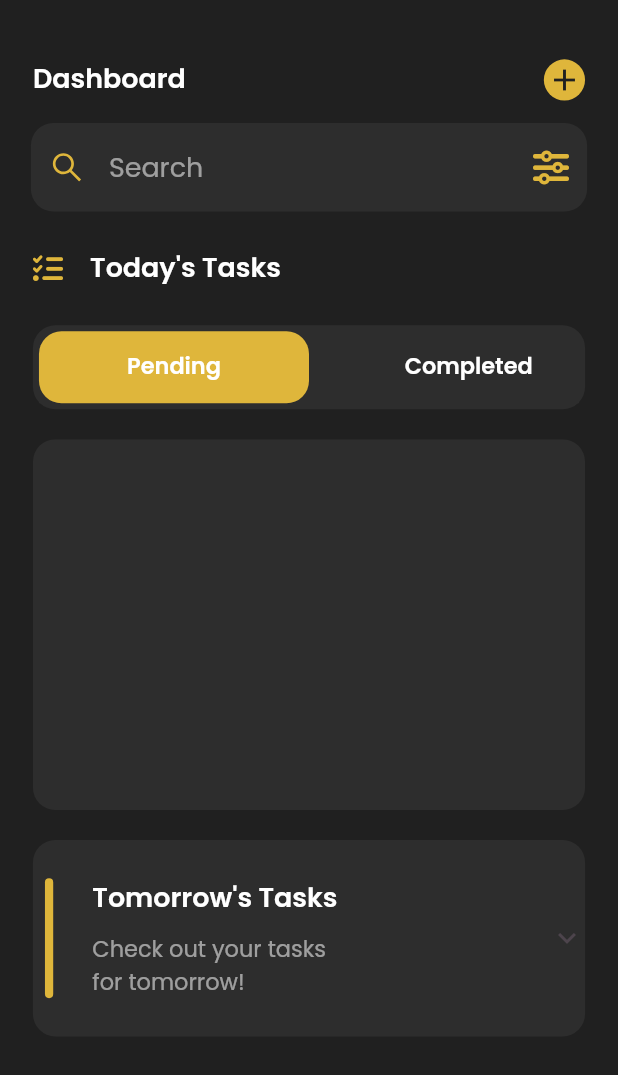
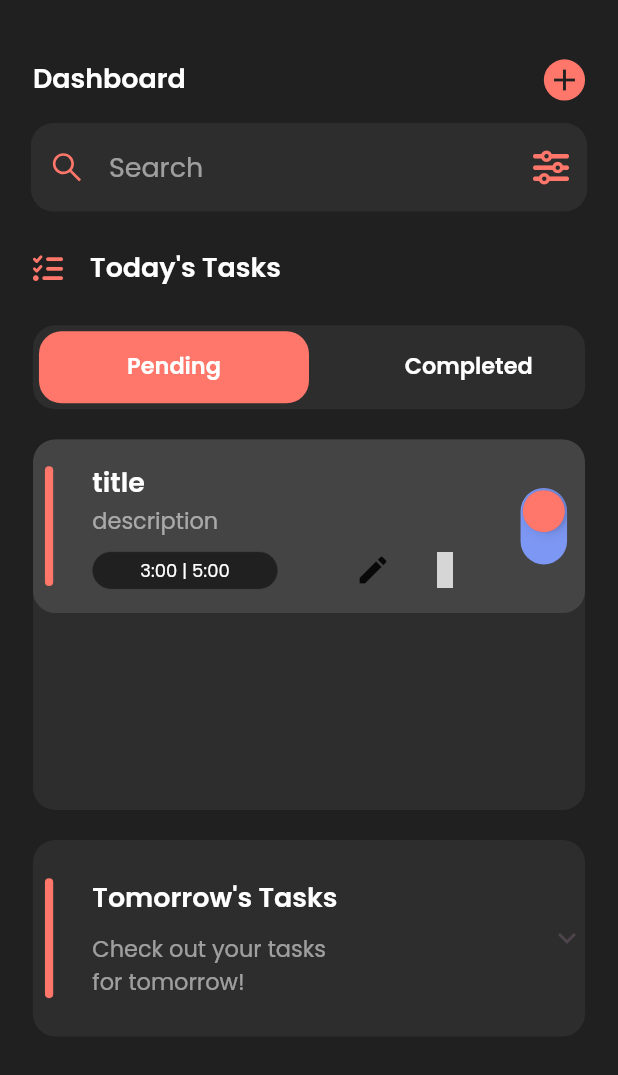
Before and after one commit to Ilejk/DoDidDone, a Flutter app: the screen it shows after launch, on a phone screen of 412 x 824 dp. Shown: the top 1075 px of the screen. Run offline on Flutter 3.47's test engine with Material 2 defaults, Android fonts, the phone set to English and light mode, and no system bars; our stand-ins replace country_picker, flutter_screenutil, flutter_vector_icons, google_fonts, hooks_riverpod, lottie and 2 more; grey boxes are pictures that could not be loaded.

Commit message:
15.07.2023-12:08-todo_tile

```diff
--- a/lib/common/utils/manager/colors.dart
+++ b/lib/common/utils/manager/colors.dart
@@ -13,8 +13,9 @@ class AppColors {
   static Color primaryDarkGrey = HexColor.fromHex('#202020');
   static Color secondaryDarkGrey = HexColor.fromHex('#2D2D2D');
   static Color accentDarkGrey = HexColor.fromHex('#444444');
-  static Color accentDarkYellow = HexColor.fromHex('#DFB63B');
-  static Color accentLightYellow = HexColor.fromHex('#F0CD6D');
+  static Color lightOrange = HexColor.fromHex('#FE776A');
+  static Color lightPurple = HexColor.fromHex('#7D97F4');
+  static Color darkPurple = HexColor.fromHex('#110E72');
 }
 
 extension HexColor on Color {
--- a/lib/common/utils/manager/values.dart
+++ b/lib/common/utils/manager/values.dart
@@ -34,7 +34,7 @@ class AppPadding {
 
 class AppSizes {
   AppSizes._();
-
+  static const double s0_3 = 0.3;
   static const double s1 = 1.0;
   static const double s2 = 2.0;
   static const double s5 = 5.0;
--- a/lib/common/widgets/bottom_titles.dart
+++ b/lib/common/widgets/bottom_titles.dart
@@ -32,7 +32,7 @@ class BottomTitles extends StatelessWidget {
                   height: AppSizes.s80.h,
                   width: AppSizes.s5.w,
                   decoration: BoxDecoration(
-                    color: AppColors.accentDarkYellow, //TODO
+                    color: AppColors.lightOrange, //TODO
                     borderRadius: BorderRadius.circular(AppConsts.kRadius),
                   ),
                 );
--- a/lib/common/widgets/custom_textfield.dart
+++ b/lib/common/widgets/custom_textfield.dart
@@ -43,7 +43,7 @@ class CustomTextField extends StatelessWidget {
         keyboardType: keyboardType,
         controller: controller,
         cursorHeight: AppSizes.s25,
-        cursorColor: AppColors.accentDarkYellow,
+        cursorColor: AppColors.lightOrange,
         onChanged: onChaned,
         style: textFieldStyle,
         decoration: InputDecoration(
@@ -63,7 +63,7 @@ class CustomTextField extends StatelessWidget {
           focusedBorder: OutlineInputBorder(
             borderRadius: BorderRadius.circular(AppConsts.kRadius),
             borderSide: BorderSide(
-              color: AppColors.accentDarkYellow,
+              color: AppColors.lightOrange,
               width: AppSizes.s1,
             ),
           ),
--- a/lib/features/auth/pages/login_page.dart
+++ b/lib/features/auth/pages/login_page.dart
@@ -74,7 +74,7 @@ class _LoginPageState extends ConsumerState<LoginPage> {
                   bgColor: AppColors.secondaryDarkGrey,
                   hintText: AppStrings.loginPageHint,
                   keyboardType: TextInputType.phone,
-                  suffixIconColor: AppColors.accentDarkYellow,
+                  suffixIconColor: AppColors.lightOrange,
                   prefixIconColor: AppColors.white,
                   hintStyle: appTextStyle(
                     fontSize: AppFontSizes.fs15,
@@ -124,7 +124,7 @@ class _LoginPageState extends ConsumerState<LoginPage> {
                                 borderRadius:
                                     BorderRadius.circular(AppConsts.kRadius),
                                 borderSide: BorderSide(
-                                  color: AppColors.accentDarkYellow,
+                                  color: AppColors.lightOrange,
                                   width: AppSizes.s1,
                                 ),
                               ),
@@ -175,7 +175,7 @@ class _LoginPageState extends ConsumerState<LoginPage> {
                   width: AppValues.deviceWidth * 0.9,
                   height: AppValues.deviceHeight * 0.06,
                   bgColor: AppColors.secondaryDarkGrey,
-                  borderColor: AppColors.accentDarkYellow,
+                  borderColor: AppColors.lightOrange,
                   textColor: AppColors.white,
                   title: 'Send Code',
                 ),
--- a/lib/features/onboarding/pages/onboarding_page.dart
+++ b/lib/features/onboarding/pages/onboarding_page.dart
@@ -87,7 +87,7 @@ class _OnBoardingPageState extends State<OnBoardingPage> {
                         dotHeight: AppSizes.s10,
                         dotWidth: AppSizes.s15,
                         spacing: AppSizes.s10,
-                        activeDotColor: AppColors.accentDarkYellow,
+                        activeDotColor: AppColors.lightOrange,
                         dotColor: AppColors.accentDarkGrey,
                       ),
                     ),
--- a/lib/features/onboarding/widgets/page_two.dart
+++ b/lib/features/onboarding/widgets/page_two.dart
@@ -28,7 +28,7 @@ class OnBoardingPageTwo extends StatelessWidget {
             width: AppValues.deviceWidth * 0.9,
             height: AppValues.deviceHeight * 0.06,
             bgColor: AppColors.secondaryDarkGrey,
-            borderColor: AppColors.accentDarkYellow,
+            borderColor: AppColors.lightOrange,
             textColor: AppColors.white,
             title: 'Login with a phone number',
           )
--- a/lib/features/todo/pages/home_page.dart
+++ b/lib/features/todo/pages/home_page.dart
@@ -1,3 +1,4 @@
+import 'package:flutter/cupertino.dart';
 import 'package:flutter/material.dart';
 import 'package:flutter_screenutil/flutter_screenutil.dart';
 import 'package:flutter_vector_icons/flutter_vector_icons.dart';
@@ -11,6 +12,7 @@ import 'package:todo_app/common/widgets/custom_textfield.dart';
 import 'package:todo_app/common/widgets/expansion_tile.dart';
 import 'package:todo_app/common/widgets/reusable_text.dart';
 import 'package:todo_app/common/widgets/spacers.dart';
+import 'package:todo_app/features/todo/widgets/todo_tile.dart';
 
 class HomePage extends ConsumerStatefulWidget {
   const HomePage({super.key});
@@ -59,7 +61,7 @@ class _HomePageState extends ConsumerState<HomePage>
                       width: AppSizes.s25.w,
                       height: AppSizes.s25.w,
                       decoration: BoxDecoration(
-                        color: AppColors.accentDarkYellow,
+                        color: AppColors.lightOrange,
                         borderRadius: BorderRadius.circular(AppConsts.kRadius),
                       ),
                       child: GestureDetector(
@@ -79,8 +81,8 @@ class _HomePageState extends ConsumerState<HomePage>
               CustomTextField(
                 bgColor: AppColors.secondaryDarkGrey,
                 hintText: AppStrings.loginPageSearch,
-                suffixIconColor: AppColors.accentDarkYellow,
-                prefixIconColor: AppColors.accentDarkYellow,
+                suffixIconColor: AppColors.lightOrange,
+                prefixIconColor: AppColors.lightOrange,
                 hintStyle: appTextStyle(
                     fontSize: AppFontSizes.fs18,
                     color: AppColors.white54,
@@ -92,7 +94,7 @@ class _HomePageState extends ConsumerState<HomePage>
                     fontWeight: FontWeight.w600),
                 suffixIcon: Icon(
                   FontAwesome.sliders,
-                  color: AppColors.accentDarkYellow,
+                  color: AppColors.lightOrange,
                 ),
                 prefixIcon: Padding(
                   padding: const EdgeInsets.all(AppPadding.p4),
@@ -102,7 +104,7 @@ class _HomePageState extends ConsumerState<HomePage>
                     },
                     child: Icon(
                       AntDesign.search1,
-                      color: AppColors.accentDarkYellow,
+                      color: AppColors.lightOrange,
                     ),
                   ),
                 ),
@@ -121,7 +123,7 @@ class _HomePageState extends ConsumerState<HomePage>
                 children: [
                   Icon(
                     FontAwesome.tasks,
-                    color: AppColors.accentDarkYellow,
+                    color: AppColors.lightOrange,
                     size: AppSizes.s20,
                   ),
                   WidthSpacer(wi: AppSizes.s15.w),
@@ -147,7 +149,7 @@ class _HomePageState extends ConsumerState<HomePage>
                     controller: tabController,
                     indicatorSize: TabBarIndicatorSize.label,
                     indicator: BoxDecoration(
-                      color: AppColors.accentDarkYellow,
+                      color: AppColors.lightOrange,
                       borderRadius: BorderRadius.circular(AppConsts.kRadius),
                     ),
                     labelPadding: EdgeInsets.zero,
@@ -210,6 +212,27 @@ class _HomePageState extends ConsumerState<HomePage>
                       Container(
                         color: AppColors.secondaryDarkGrey,
                         height: AppValues.deviceHeight * 0.3,
+                        child: ListView(
+                          children: [
+                            TODOtile(
+                              startTime: '3:00',
+                              endTime: '5:00',
+                              editWidget: const Icon(Icons.edit),
+                              switchWidget: RotatedBox(
+                                quarterTurns: 3,
+                                child: CupertinoSwitch(
+                                  thumbColor: AppColors.lightOrange,
+                                  trackColor: AppColors.primaryDarkGrey,
+                                  activeColor: AppColors.lightPurple,
+                                  value: true,
+                                  onChanged: (value) {
+                                    //TODO
+                                  },
+                                ),
+                              ),
+                            ),
+                          ],
+                        ),
                       ),
                       Container(
                         color: AppColors.secondaryDarkGrey,
--- /dev/null
+++ b/lib/features/todo/widgets/todo_tile.dart
@@ -0,0 +1,142 @@
+import 'package:flutter/material.dart';
+import 'package:flutter_screenutil/flutter_screenutil.dart';
+import 'package:flutter_vector_icons/flutter_vector_icons.dart';
+import 'package:todo_app/common/utils/constants/constants.dart';
+import 'package:todo_app/common/utils/manager/colors.dart';
+import 'package:todo_app/common/utils/manager/values.dart';
+import 'package:todo_app/common/widgets/app_text_style.dart';
+import 'package:todo_app/common/widgets/reusable_text.dart';
+import 'package:todo_app/common/widgets/spacers.dart';
+
+class TODOtile extends StatelessWidget {
+  const TODOtile({
+    super.key,
+    this.title,
+    this.description,
+    this.startTime,
+    this.endTime,
+    this.editWidget,
+    this.deleteFunction,
+    this.switchWidget,
+  });
+  final String? title;
+  final String? description;
+  final String? startTime;
+  final String? endTime;
+  final Widget? editWidget;
+  final void Function()? deleteFunction;
+  final Widget? switchWidget;
+  @override
+  Widget build(BuildContext context) {
+    return Padding(
+      padding: EdgeInsets.only(bottom: AppPadding.p8.h),
+      child: Stack(
+        children: [
+          Container(
+            padding: EdgeInsets.all(AppPadding.p8.h),
+            width: AppValues.deviceWidth,
+            decoration: BoxDecoration(
+              color: AppColors.accentDarkGrey,
+              borderRadius: BorderRadius.circular(AppConsts.kRadius),
+            ),
+            child: Row(
+              mainAxisAlignment: MainAxisAlignment.spaceBetween,
+              children: [
+                Row(
+                  children: [
+                    Container(
+                      height: AppSizes.s80.h,
+                      width: AppSizes.s5.w,
+                      decoration: BoxDecoration(
+                        color: AppColors.lightOrange,
+                        borderRadius: BorderRadius.circular(AppConsts.kRadius),
+                      ),
+                    ),
+                    WidthSpacer(wi: AppSizes.s15.w),
+                    Padding(
+                      padding: EdgeInsets.all(AppPadding.p8.h),
+                      child: SizedBox(
+                        width: AppValues.deviceWidth * 0.6,
+                        child: Column(
+                          crossAxisAlignment: CrossAxisAlignment.start,
+                          children: [
+                            ReusableTextWidget(
+                              text: title ?? 'title',
+                              textStyle: appTextStyle(
+                                fontSize: AppFontSizes.fs18,
+                                color: AppColors.white,
+                                fontWeight: FontWeight.w600,
+                              ),
+                            ),
+                            HeightSpacer(he: AppSizes.s2.h),
+                            ReusableTextWidget(
+                              text: description ?? 'description',
+                              textStyle: appTextStyle(
+                                fontSize: AppFontSizes.fs15,
+                                color: AppColors.white54,
+                                fontWeight: FontWeight.normal,
+                              ),
+                            ),
+                            HeightSpacer(he: AppSizes.s10.h),
+                            Row(
+                              mainAxisAlignment: MainAxisAlignment.spaceBetween,
+                              children: [
+                                Container(
+                                  width: AppValues.deviceWidth * 0.3,
+                                  height: AppSizes.s25.h,
+                                  decoration: BoxDecoration(
+                                    color: AppColors.primaryDarkGrey,
+                                    border: Border.all(
+                                        width: AppSizes.s0_3,
+                                        color: AppColors.secondaryDarkGrey),
+                                    borderRadius: BorderRadius.circular(
+                                      AppConsts.kRadius,
+                                    ),
+                                  ),
+                                  child: Center(
+                                    child: ReusableTextWidget(
+                                      text: '$startTime | $endTime',
+                                      textAlign: TextAlign.center,
+                                      textStyle: appTextStyle(
+                                        fontSize: AppFontSizes.fs12,
+                                        color: AppColors.white,
+                                        fontWeight: FontWeight.normal,
+                                      ),
+                                    ),
+                                  ),
+                                ),
+                                WidthSpacer(wi: AppSizes.s20.w),
+                                Row(
+                                  children: [
+                                    SizedBox(
+                                      child: editWidget,
+                                    ),
+                                    WidthSpacer(wi: AppSizes.s20.w),
+                                    GestureDetector(
+                                      onTap: deleteFunction,
+                                      child: Icon(
+                                        MaterialCommunityIcons.delete,
+                                        color: AppColors.lightOrange,
+                                      ),
+                                    ),
+                                  ],
+                                ),
+                              ],
+                            ),
+                          ],
+                        ),
+                      ),
+                    ),
+                  ],
+                ),
+                Container(
+                  child: switchWidget,
+                ),
+              ],
+            ),
+          ),
+        ],
+      ),
+    );
+  }
+}
```
